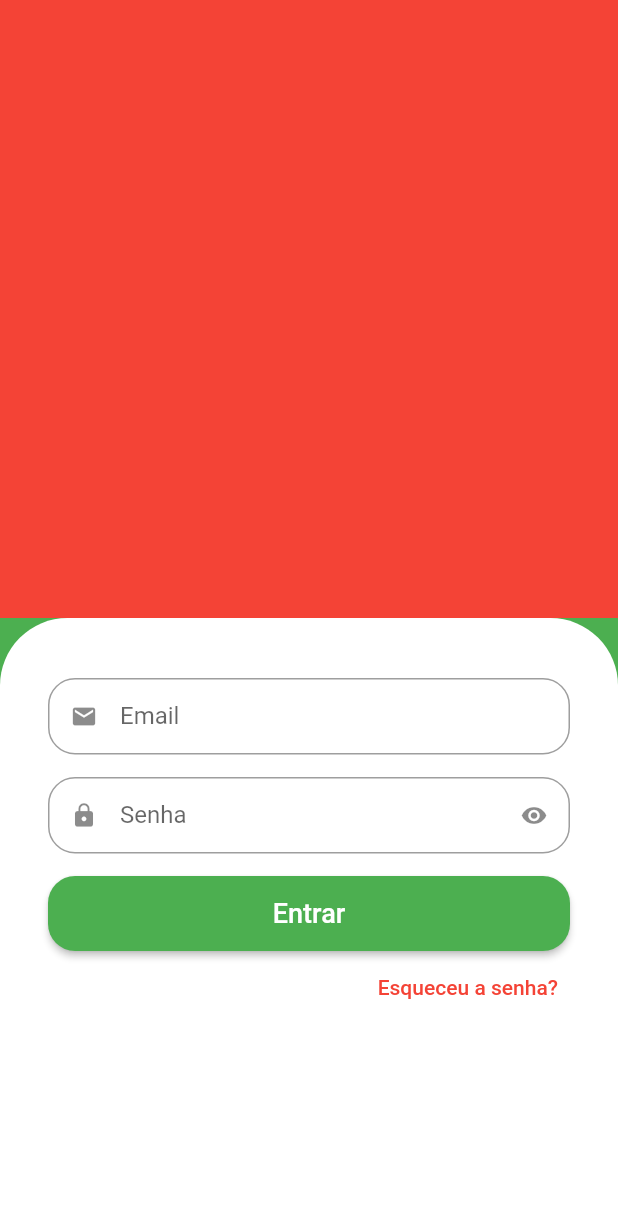
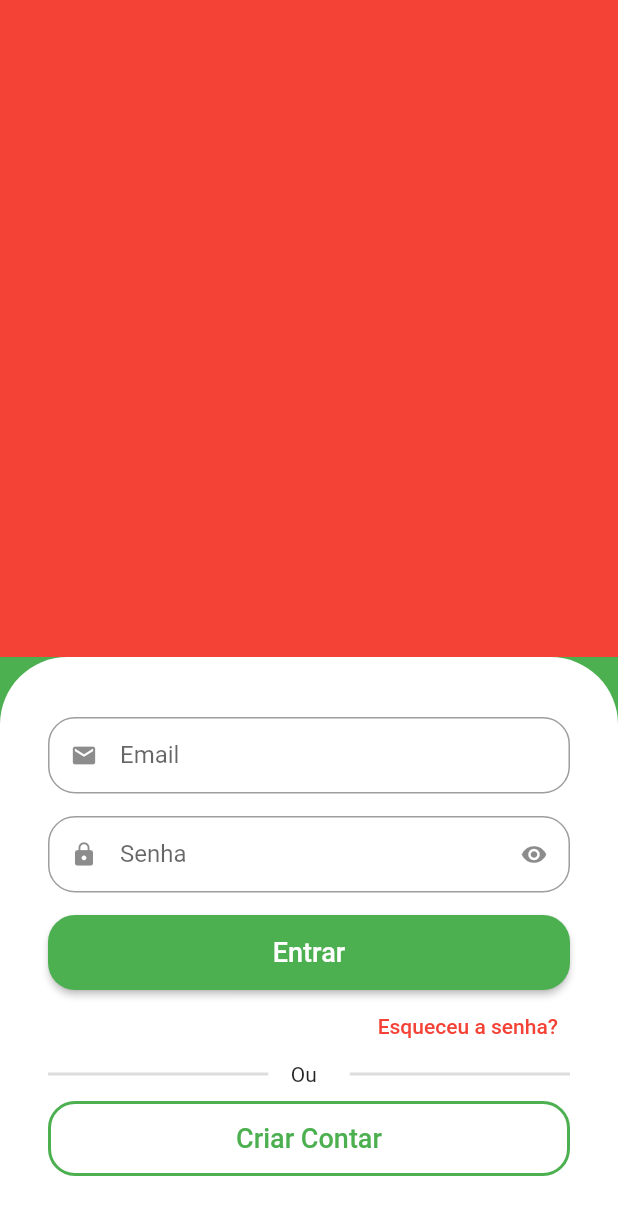
Before and after one commit to diegocar448/greengrocer, a Flutter app: the screen it shows after launch, on a phone screen of 412 x 824 dp. Shown: the top 1215 px of the screen. Run offline on Flutter 3.47's test engine with Material 2 defaults, Android fonts, the phone set to English and light mode, and no system bars.

Commit message:
Criando Botão de Criar Conta

```diff
--- a/lib/src/auth/sign_in_screen.dart
+++ b/lib/src/auth/sign_in_screen.dart
@@ -12,15 +12,14 @@ class SignInScreen extends StatelessWidget {
       backgroundColor: Colors.green,
       body: Column(
         children: [
-          //sempre usa-lo antes de um Container
+          // sempre usa-lo antes de um Container
           Expanded(
             child: Container(
               color: Colors.red,
             ),
           ),
-          Expanded(
-            child: Container(
-                //usamos os symmetric para poder dar um espaçamento tanto vertical como tbm horizontal
+          Container(
+              // usamos os symmetric para poder dar um espaçamento tanto vertical como tbm horizontal
               padding: const EdgeInsets.symmetric(
                 horizontal: 32,
                 vertical: 40,
@@ -33,25 +32,25 @@ class SignInScreen extends StatelessWidget {
               ),
               child: Column(
                 crossAxisAlignment: CrossAxisAlignment.stretch,
-                  //adicionamos  const pq o constructor do CustomTextField é const
+                // adicionamos  const pq o constructor do CustomTextField é const
                 children: [
-                    //Campo Email
+                  // Campo Email
                   const CustomTextField(
                     icon: Icons.email,
                     label: 'Email',
                   ),
-                    //Campo Senha
+                  // Campo Senha
                   const CustomTextField(
                     icon: Icons.lock,
                     label: 'Senha',
                     isSecret: true,
                   ),
-                    //SizedBox para definir altura e largura
+                  // Nosso botão de entrar
+                  // SizedBox para definir altura e largura
                   SizedBox(
                     height: 50,
-                      //Nosso botão
                     child: ElevatedButton(
-                        //Estilização do botão ElevatedButton
+                      // Estilização do botão ElevatedButton
                       style: ElevatedButton.styleFrom(
                         shape: RoundedRectangleBorder(
                             borderRadius: BorderRadius.circular(18)),
@@ -64,11 +63,11 @@ class SignInScreen extends StatelessWidget {
                     ),
                   ),
 
-                    //Estrutura do "esqueceu a senha"
-                    //alinhar o texto do botão a direita
+                  // Estrutura do "esqueceu a senha"
+                  // Alinhar o texto do botão a direita
                   Align(
                     alignment: Alignment.centerRight,
-                      //Aqui temos o nosso botão esqueceu senha
+                    // Aqui temos o nosso botão esqueceu senha
                     child: TextButton(
                       onPressed: () {},
                       child: const Text(
@@ -79,9 +78,59 @@ class SignInScreen extends StatelessWidget {
                       ),
                     ),
                   ),
+                  // Divisor
+                  // Usamos o Row para colocar um elemeto ao lado do outro
+                  Padding(
+                    padding: const EdgeInsets.only(bottom: 10),
+                    child: Row(
+                      children: [
+                        Expanded(
+                          // divisor das widgets
+                          child: Divider(
+                            color: Colors.grey.withAlpha(90),
+                            // thickness é a espessura do divisor (da linha)
+                            thickness: 2,
+                          ),
+                        ),
+                        const Padding(
+                          padding: EdgeInsets.symmetric(horizontal: 15),
+                          child: Text('Ou  '),
+                        ),
+                        Expanded(
+                          // divisor das widgets
+                          child: Divider(
+                            color: Colors.grey.withAlpha(90),
+                            // thickness é a espessura do divisor (da linha)
+                            thickness: 2,
+                          ),
+                        ),
+                      ],
+                    ),
+                  ),
+                  // Botão de novo usuário
+                  SizedBox(
+                    height: 50,
+                    child: OutlinedButton(
+                      style: OutlinedButton.styleFrom(
+                        shape: RoundedRectangleBorder(
+                          borderRadius: BorderRadius.circular(18),
+                        ),
+                        side: const BorderSide(
+                          width: 2,
+                          color: Colors.green,
+                        ),
+                      ),
+                      onPressed: () {},
+                      child: const Text(
+                        'Criar Contar',
+                        style: TextStyle(
+                          fontSize: 18,
+                        ),
+                      ),
+                    ),
+                  )
                 ],
               )),
-          ),
         ],
       ),
     );
```
Lines whose indentation alone changed are shown as unchanged.
